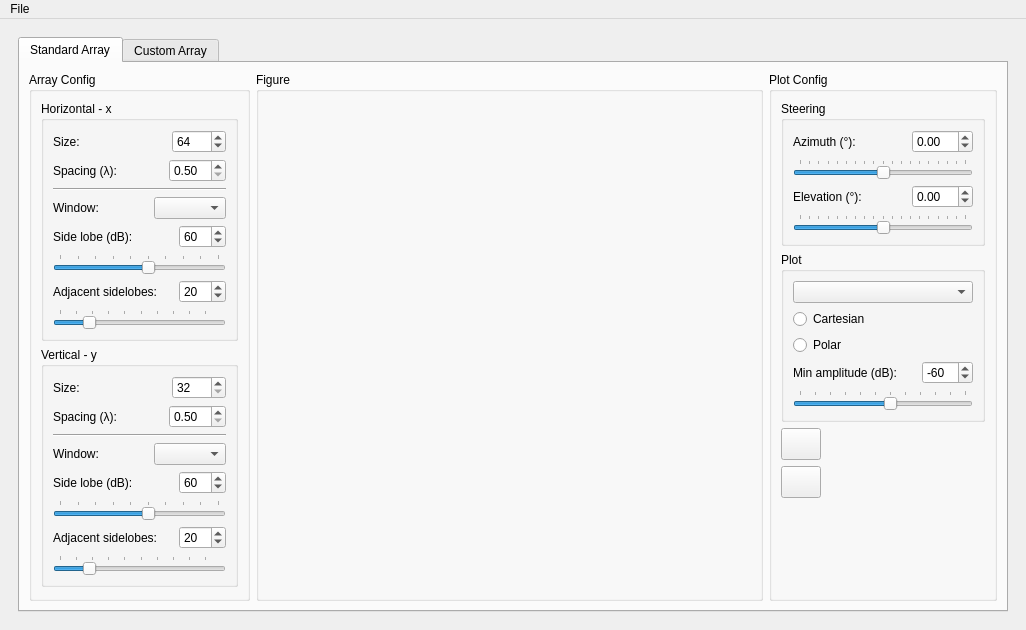
Old version of the form ui_array_analysis.ui in the repository rookiepeng/antenna-array-analysis.
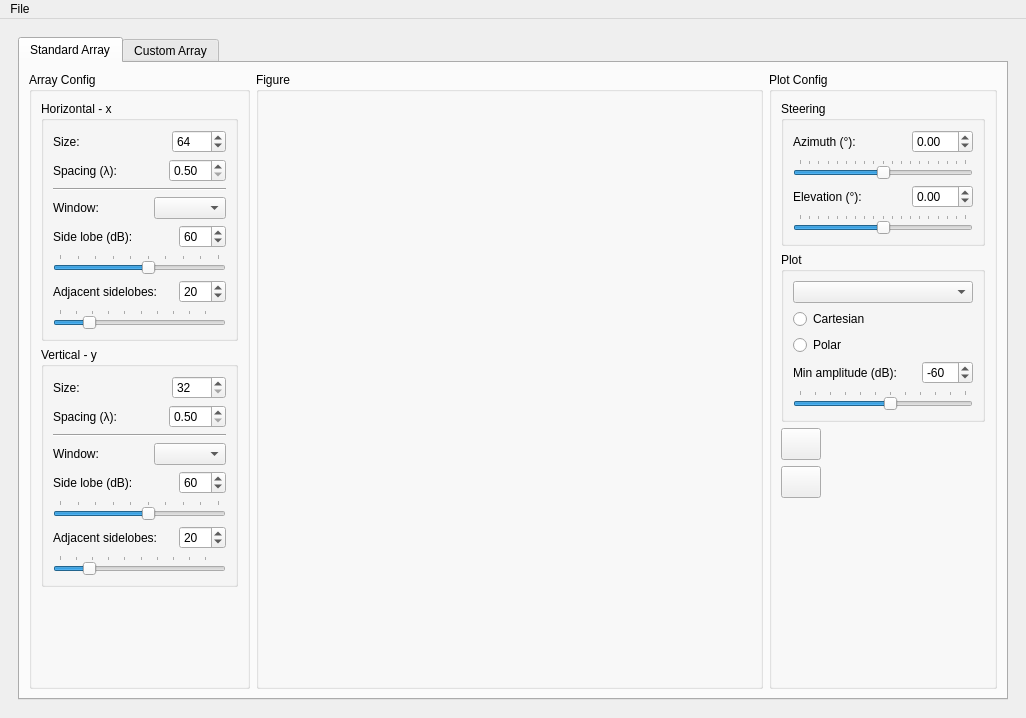
New version of the form. Icons and pictures are not drawn.

Commit message: use signal slot edit in .ui file to simplify UI logic

```diff
--- a/ui_array_analysis.ui
+++ b/ui_array_analysis.ui
@@ -7,7 +7,7 @@
     <x>0</x>
     <y>0</y>
     <width>1026</width>
-    <height>628</height>
+    <height>718</height>
    </rect>
   </property>
   <property name="windowTitle">
```
Left out of the diff: 133 changed lines with no effect on the pictures. The commit also changes 1 other file.
